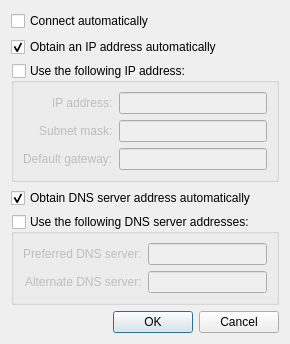
The window that manager/ipv4configurationdialog.ui (OSSystems/qconnman-ui) describes before a commit, drawn with Qt 5.
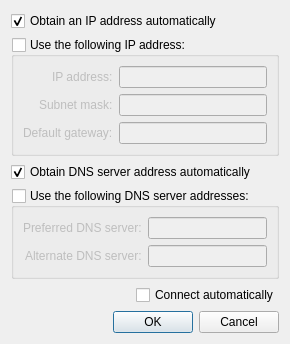
The same window after the commit.

Commit message: Wireless page: UI changes

The edit to the form file:
```diff
--- a/manager/ipv4configurationdialog.ui
+++ b/manager/ipv4configurationdialog.ui
@@ -7,20 +7,13 @@
     <x>0</x>
     <y>0</y>
     <width>265</width>
-    <height>283</height>
+    <height>308</height>
    </rect>
   </property>
   <property name="windowTitle">
    <string notr="true">Advanced</string>
   </property>
   <layout class="QVBoxLayout" name="verticalLayout">
-   <item>
-    <widget class="QCheckBox" name="autoConnect">
-     <property name="text">
-      <string>Connect automatically</string>
-     </property>
-    </widget>
-   </item>
    <item>
     <widget class="QCheckBox" name="autoIpAddress">
      <property name="text">
@@ -189,6 +182,30 @@
      </layout>
     </widget>
    </item>
+   <item>
+    <layout class="QHBoxLayout" name="horizontalLayout">
+     <item>
+      <spacer name="horizontalSpacer">
+       <property name="orientation">
+        <enum>Qt::Horizontal</enum>
+       </property>
+       <property name="sizeHint" stdset="0">
+        <size>
+         <width>40</width>
+         <height>20</height>
+        </size>
+       </property>
+      </spacer>
+     </item>
+     <item>
+      <widget class="QCheckBox" name="autoConnect">
+       <property name="text">
+        <string>Connect automatically</string>
+       </property>
+      </widget>
+     </item>
+    </layout>
+   </item>
    <item>
     <widget class="QDialogButtonBox" name="buttonBox">
      <property name="standardButtons">
```
The commit also changes 1 other file.
